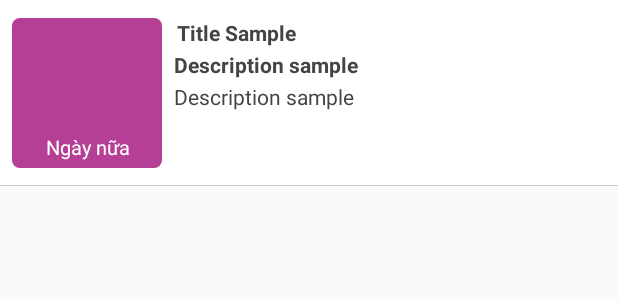
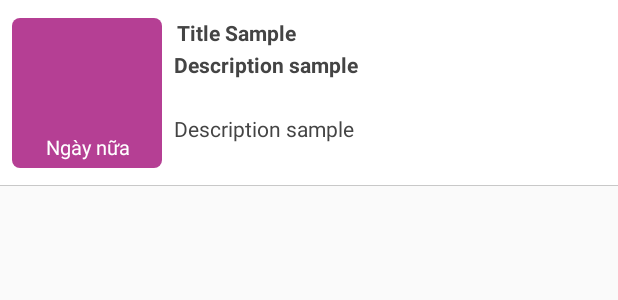
Before and after one commit to thuyld1/Application, an Android app: the layout vaccinations_history_item_view.xml on its own in the app's theme, with its tools: preview values and no code run, on a phone screen of 412 x 824 dp. Shown: the top 300 px of the screen. Run offline under Robolectric (Android 15) with nearby library versions, the phone set to English and light mode, and no system bars; network calls fail.

Commit message:
vaccinations: add and edit vaccine plan function

```diff
--- a/MevaBe/app/src/main/java/com/android/mevabe/common/services/db/DBVacinations.java
+++ b/MevaBe/app/src/main/java/com/android/mevabe/common/services/db/DBVacinations.java
@@ -101,7 +101,7 @@ public class DBVacinations {
 
         String sql = "SELECT h._id, h.c_id, h.in_date, h.in_status, h.in_place, h.in_note, h.status, v._id, v.v_code, v.v_name, v" +
                 ".v_period, v.v_short_des, v.v_url FROM vaccinations_history h INNER JOIN vaccines v on h.v_id = v" +
-                "._id WHERE h.status = 0 %s AND v.status = 0;";
+                "._id WHERE h.status = 0 %s AND v.status = 0 ORDER BY h.in_status, h.in_date;";
 
         String selection = null;
         if (child != null) {
--- a/MevaBe/app/src/main/java/com/android/mevabe/common/view/InjectionStatusBox.java
+++ b/MevaBe/app/src/main/java/com/android/mevabe/common/view/InjectionStatusBox.java
@@ -77,11 +77,14 @@ public class InjectionStatusBox extends FrameLayout {
     public void bindData(int status, long date) {
         // Case status is OK
         if (status == Constants.VACCINE_INJECTION_STATUS_OK) {
+            layout.setBackgroundResource(R.drawable.bg_rounded_corners_green);
             statusThumb.setImageResource(R.drawable.vaccinations_history_ok);
             statusThumb.setVisibility(View.VISIBLE);
             inDayCountDown.setVisibility(View.GONE);
             inTitleCountDown.setText(R.string.vaccinations_injection_ok);
         } else if (date > 0) {
+            layout.setBackgroundResource(R.drawable.bg_rounded_corners);
+
             // Base on injection date to show status
             Calendar current = Calendar.getInstance();
             Calendar inDate = Calendar.getInstance();
@@ -104,6 +107,7 @@ public class InjectionStatusBox extends FrameLayout {
             }
 
         } else {
+            layout.setBackgroundResource(R.drawable.bg_rounded_corners);
             statusThumb.setImageResource(R.drawable.vaccinations_history_na);
             statusThumb.setVisibility(View.VISIBLE);
             inDayCountDown.setVisibility(View.GONE);
--- /dev/null
+++ b/MevaBe/app/src/main/res/drawable/bg_rounded_corners_green.xml
@@ -0,0 +1,6 @@
+<?xml version="1.0" encoding="utf-8"?>
+<shape xmlns:android="http://schemas.android.com/apk/res/android"
+    android:shape="rectangle">
+    <corners android:radius="5dp" />
+    <solid android:color="@color/colorGreen" />
+</shape>
--- a/MevaBe/app/src/main/res/layout/vaccinations_add_plan.xml
+++ b/MevaBe/app/src/main/res/layout/vaccinations_add_plan.xml
@@ -23,17 +23,16 @@
     </android.support.design.widget.AppBarLayout>
 
     <LinearLayout
+        android:id="@+id/content_view"
         android:layout_width="match_parent"
         android:layout_height="match_parent"
         android:layout_marginTop="?attr/actionBarSize"
         android:orientation="vertical">
 
-
         <!-- Vaccine information of child -->
         <LinearLayout
             android:layout_width="match_parent"
             android:layout_height="wrap_content"
-
             android:background="@drawable/bg_bottom_border"
             android:orientation="vertical"
             android:padding="@dimen/content_space">
--- a/MevaBe/app/src/main/res/layout/vaccinations_edit_plan.xml
+++ b/MevaBe/app/src/main/res/layout/vaccinations_edit_plan.xml
@@ -23,17 +23,16 @@
     </android.support.design.widget.AppBarLayout>
 
     <LinearLayout
+        android:id="@+id/content_view"
         android:layout_width="match_parent"
         android:layout_height="match_parent"
         android:layout_marginTop="?attr/actionBarSize"
         android:orientation="vertical">
 
-
         <!-- Vaccine information of child -->
         <LinearLayout
             android:layout_width="match_parent"
             android:layout_height="wrap_content"
-
             android:background="@drawable/bg_bottom_border"
             android:orientation="vertical"
             android:padding="@dimen/content_space">
@@ -170,6 +169,7 @@
                 android:background="@color/colorSeperate"
                 android:hint="@string/vaccinations_add_in_place_hint"
                 android:imeOptions="actionNext"
+                android:inputType="text"
                 android:maxLength="100"
                 android:maxLines="1"
                 android:nextFocusForward="@+id/in_note"
@@ -196,6 +196,7 @@
                 android:background="@color/colorSeperate"
                 android:hint="@string/vaccinations_add_in_note_hint"
                 android:imeOptions="actionDone"
+                android:inputType="text"
                 android:maxLength="200"
                 android:maxLines="3"
                 android:paddingLeft="5dp"
--- a/MevaBe/app/src/main/res/layout/vaccinations_history_item_view.xml
+++ b/MevaBe/app/src/main/res/layout/vaccinations_history_item_view.xml
@@ -48,7 +48,17 @@
             android:textStyle="bold"/>
 
         <TextView
-            android:id="@+id/vaccinDes"
+            android:id="@+id/injectionDate"
+            android:layout_width="match_parent"
+            android:layout_height="wrap_content"
+            android:maxLines="1"
+            android:paddingTop="@dimen/vaccinations_content_space"
+            android:textAppearance="@style/TextAppearance.AppCompat.Headline"
+            android:textColor="#444"
+            android:textSize="14dp"/>
+
+        <TextView
+            android:id="@+id/injectionPlace"
             android:layout_width="match_parent"
             android:layout_height="wrap_content"
             android:ellipsize="end"
@@ -58,15 +68,5 @@
             android:textAppearance="@style/TextAppearance.AppCompat.Headline"
             android:textColor="#444"
             android:textSize="14dp"/>
-
-        <TextView
-            android:id="@+id/injectionDate"
-            android:layout_width="match_parent"
-            android:layout_height="wrap_content"
-            android:maxLines="1"
-            android:paddingTop="@dimen/vaccinations_content_space"
-            android:textAppearance="@style/TextAppearance.AppCompat.Headline"
-            android:textColor="#444"
-            android:textSize="14dp"/>
     </LinearLayout>
 </LinearLayout>
--- a/MevaBe/app/src/main/res/values/colors.xml
+++ b/MevaBe/app/src/main/res/values/colors.xml
@@ -6,4 +6,5 @@
 
     <color name="colorBG">#ffffff</color>
     <color name="colorSeperate">#c8c8c8</color>
+    <color name="colorGreen">#67935d</color>
 </resources>
```
Also changed, not shown: MevaBe/app/src/main/java/com/android/mevabe/common/model/VaccinationsHistoryModel.java (+13 -1 lines), MevaBe/app/src/main/java/com/android/mevabe/common/model/VaccinationsPlanModel.java (+17 -0 lines), MevaBe/app/src/main/java/com/android/mevabe/common/utils/YearsOldUtil.java (+48 -3 lines), MevaBe/app/src/main/java/com/android/mevabe/common/view/OnSwipeTouchListener.java (+22 -1 lines), MevaBe/app/src/main/java/com/android/mevabe/vaccinations/VaccinationsAddPlan.java (+18 -4 lines), MevaBe/app/src/main/java/com/android/mevabe/vaccinations/VaccinationsEditPlan.java (+17 -3 lines), MevaBe/app/src/main/java/com/android/mevabe/vaccinations/VaccinationsHistoryAdapter.java (+8 -10 lines).
